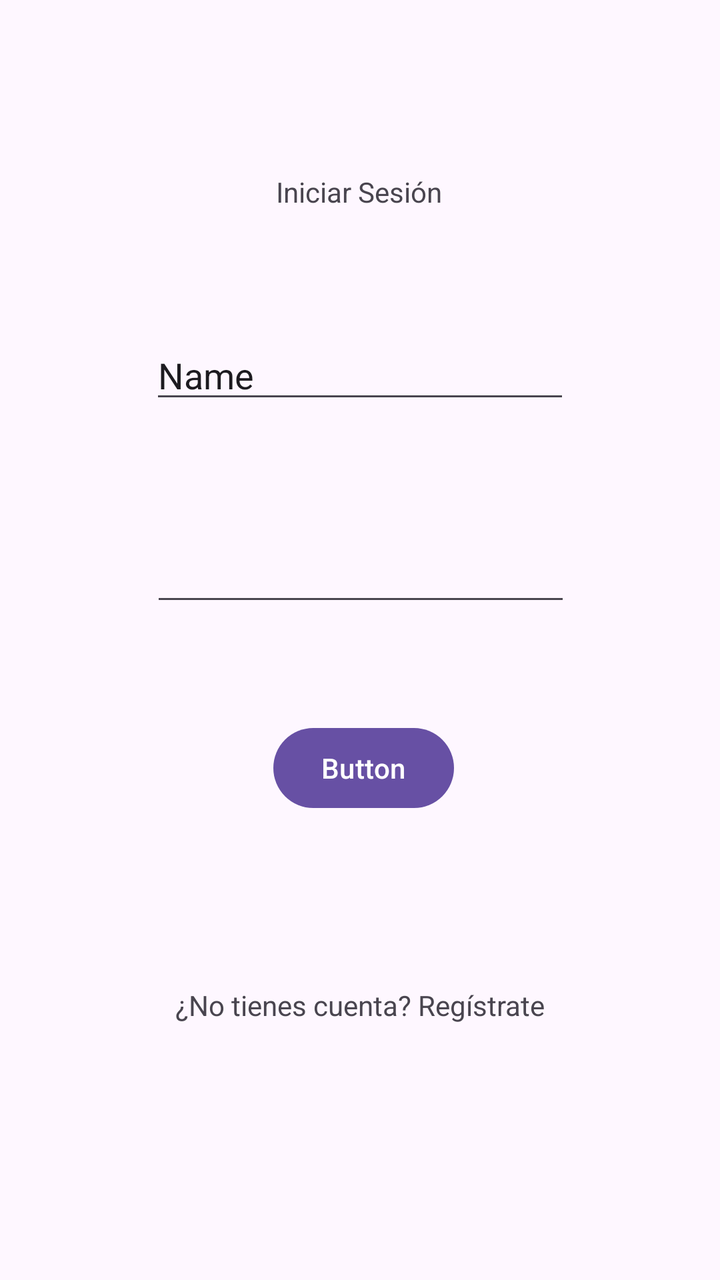
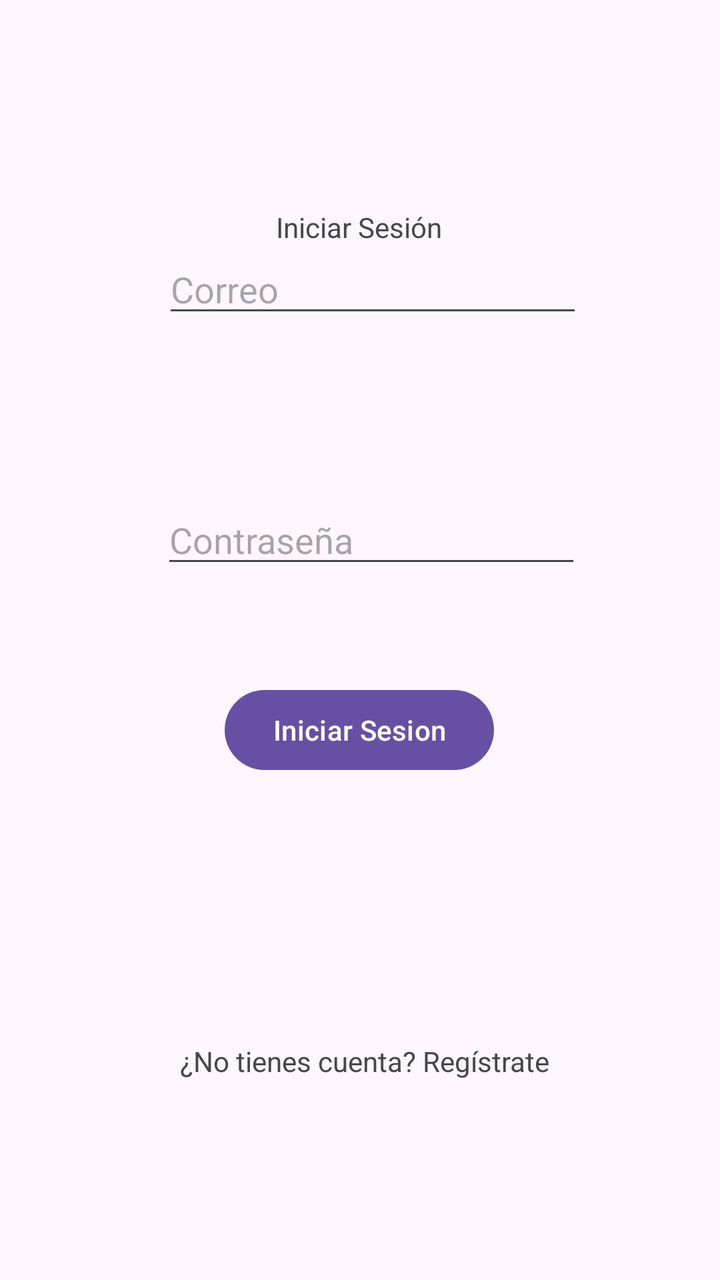

Two renders of the same Android screen: before a commit and after it. Below are the layout's source before the change and the commit's diff.
<!-- AndroidManifest.xml: application theme Theme.TecnicaPomodoro -->
<!-- res/layout/activity_main.xml -->
<?xml version="1.0" encoding="utf-8"?>
<androidx.constraintlayout.widget.ConstraintLayout xmlns:android="http://schemas.android.com/apk/res/android"
    xmlns:app="http://schemas.android.com/apk/res-auto"
    xmlns:tools="http://schemas.android.com/tools"
    android:id="@+id/main"
    android:layout_width="match_parent"
    android:layout_height="match_parent"
    tools:context=".MainActivity">

    <EditText
        android:id="@+id/editTextText"
        android:layout_width="wrap_content"
        android:layout_height="wrap_content"
        android:layout_marginBottom="60dp"
        android:ems="10"
        android:inputType="text"
        android:text="Name"
        app:layout_constraintBottom_toTopOf="@+id/editTextTextPassword"
        app:layout_constraintEnd_toEndOf="parent"
        app:layout_constraintStart_toStartOf="parent" />

    <EditText
        android:id="@+id/editTextTextPassword"
        android:layout_width="wrap_content"
        android:layout_height="wrap_content"
        android:layout_marginBottom="52dp"
        android:ems="10"
        android:inputType="textPassword"
        app:layout_constraintBottom_toTopOf="@+id/button"
        app:layout_constraintEnd_toEndOf="parent"
        app:layout_constraintHorizontal_bias="0.502"
        app:layout_constraintStart_toStartOf="parent" />

    <Button
        android:id="@+id/button"
        android:layout_width="wrap_content"
        android:layout_height="wrap_content"
        android:layout_marginBottom="232dp"
        android:text="Button"
        app:layout_constraintBottom_toBottomOf="parent"
        app:layout_constraintEnd_toEndOf="parent"
        app:layout_constraintHorizontal_bias="0.507"
        app:layout_constraintStart_toStartOf="parent" />

    <TextView
        android:id="@+id/textView"
        android:layout_width="wrap_content"
        android:layout_height="wrap_content"
        android:layout_marginBottom="60dp"
        android:text="Iniciar Sesión"
        app:layout_constraintBottom_toTopOf="@+id/editTextText"
        app:layout_constraintEnd_toEndOf="parent"
        app:layout_constraintHorizontal_bias="0.498"
        app:layout_constraintStart_toStartOf="parent"
        app:layout_constraintTop_toTopOf="parent"
        app:layout_constraintVertical_bias="1.0" />
    <TextView
        android:id="@+id/tvRegistrate"
        android:layout_width="wrap_content"
        android:layout_height="wrap_content"
        android:layout_marginBottom="120dp"
        android:padding="8dp"
        android:text="¿No tienes cuenta? Regístrate"
        app:layout_constraintBottom_toBottomOf="parent"
        app:layout_constraintEnd_toEndOf="parent"
        app:layout_constraintStart_toStartOf="parent" />
</androidx.constraintlayout.widget.ConstraintLayout>
<!-- resources referenced by this layout -->
<resources>
  <style name="Theme.TecnicaPomodoro" parent="Base.Theme.TecnicaPomodoro" />
  <style name="Base.Theme.TecnicaPomodoro" parent="Theme.Material3.DayNight.NoActionBar">
          
          
      </style>
</resources>

<!-- the commit's change to res/layout/activity_main.xml (unified diff, before → after) -->
@@ -8,60 +8,65 @@
     tools:context=".MainActivity">
 
     <EditText
-        android:id="@+id/editTextText"
+        android:id="@+id/etCorreo"
         android:layout_width="wrap_content"
         android:layout_height="wrap_content"
-        android:layout_marginBottom="60dp"
+        android:layout_marginBottom="84dp"
         android:ems="10"
+        android:hint="Correo"
+
         android:inputType="text"
-        android:text="Name"
-        app:layout_constraintBottom_toTopOf="@+id/editTextTextPassword"
+        app:layout_constraintBottom_toTopOf="@+id/etPassword"
         app:layout_constraintEnd_toEndOf="parent"
+        app:layout_constraintHorizontal_bias="0.542"
         app:layout_constraintStart_toStartOf="parent" />
 
     <EditText
-        android:id="@+id/editTextTextPassword"
+        android:id="@+id/etPassword"
         android:layout_width="wrap_content"
         android:layout_height="wrap_content"
         android:layout_marginBottom="52dp"
         android:ems="10"
+        android:hint="Contraseña"
         android:inputType="textPassword"
-        app:layout_constraintBottom_toTopOf="@+id/button"
+        app:layout_constraintBottom_toTopOf="@+id/btnIniciarSesion"
         app:layout_constraintEnd_toEndOf="parent"
-        app:layout_constraintHorizontal_bias="0.502"
+        app:layout_constraintHorizontal_bias="0.537"
         app:layout_constraintStart_toStartOf="parent" />
 
     <Button
-        android:id="@+id/button"
+        android:id="@+id/btnIniciarSesion"
         android:layout_width="wrap_content"
         android:layout_height="wrap_content"
-        android:layout_marginBottom="232dp"
-        android:text="Button"
-        app:layout_constraintBottom_toBottomOf="parent"
+        android:layout_marginBottom="124dp"
+        android:text="Iniciar Sesion"
+        app:layout_constraintBottom_toTopOf="@+id/tvRegistrate"
         app:layout_constraintEnd_toEndOf="parent"
-        app:layout_constraintHorizontal_bias="0.507"
+        app:layout_constraintHorizontal_bias="0.498"
         app:layout_constraintStart_toStartOf="parent" />
 
     <TextView
         android:id="@+id/textView"
         android:layout_width="wrap_content"
         android:layout_height="wrap_content"
-        android:layout_marginBottom="60dp"
+        android:layout_marginTop="104dp"
         android:text="Iniciar Sesión"
-        app:layout_constraintBottom_toTopOf="@+id/editTextText"
+        app:layout_constraintBottom_toTopOf="@+id/etCorreo"
         app:layout_constraintEnd_toEndOf="parent"
         app:layout_constraintHorizontal_bias="0.498"
         app:layout_constraintStart_toStartOf="parent"
         app:layout_constraintTop_toTopOf="parent"
-        app:layout_constraintVertical_bias="1.0" />
+        app:layout_constraintVertical_bias="0.246" />
+
     <TextView
         android:id="@+id/tvRegistrate"
         android:layout_width="wrap_content"
         android:layout_height="wrap_content"
-        android:layout_marginBottom="120dp"
+        android:layout_marginBottom="92dp"
         android:padding="8dp"
         android:text="¿No tienes cuenta? Regístrate"
         app:layout_constraintBottom_toBottomOf="parent"
         app:layout_constraintEnd_toEndOf="parent"
+        app:layout_constraintHorizontal_bias="0.516"
         app:layout_constraintStart_toStartOf="parent" />
 </androidx.constraintlayout.widget.ConstraintLayout>
